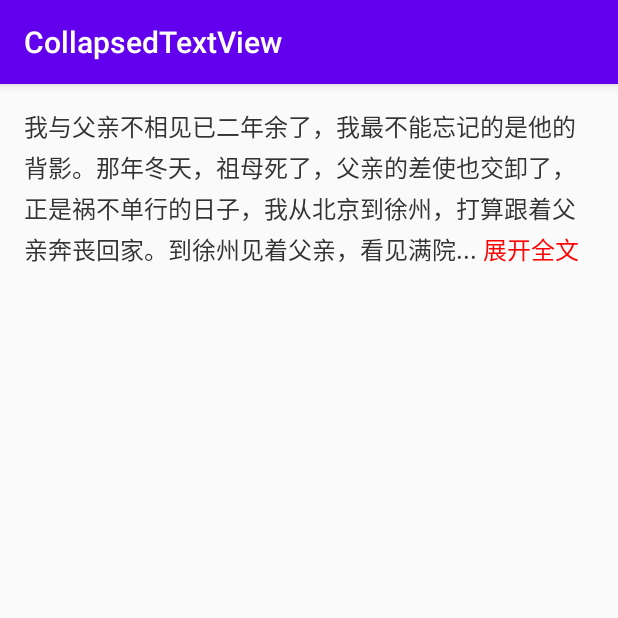
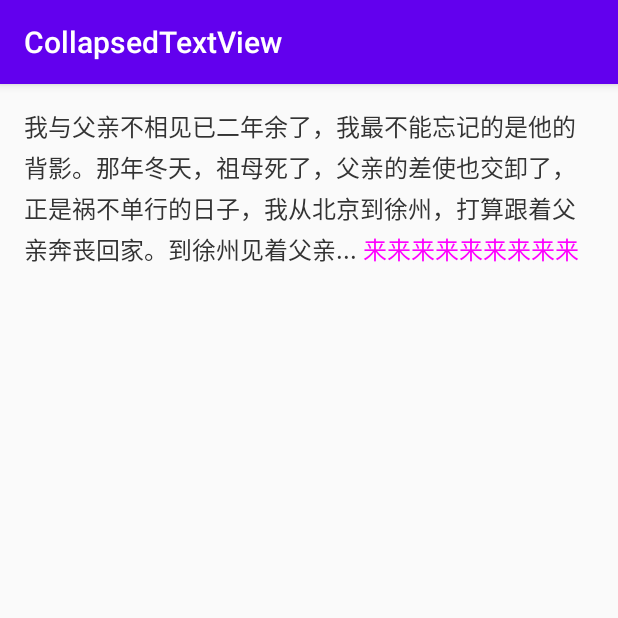
Before and after one commit to ttzt777/Android-SpanText, an Android app: the screen it shows after launch (MainActivity), after a tap on "我与父亲不相见已二年余了，我最不能忘记的是他的背影。那年冬天，祖母死了，父亲的差", on a phone screen of 412 x 824 dp, the top half of it. Run offline under Robolectric (Android 15) with nearby library versions, the phone set to English and light mode, and no system bars.

Commit message:
1.0.0版本发布

```diff
--- a/app/src/main/java/cc/bear3/collapsedtextview/MainActivity.java
+++ b/app/src/main/java/cc/bear3/collapsedtextview/MainActivity.java
@@ -1,19 +1,20 @@
 package cc.bear3.collapsedtextview;
-
-import androidx.appcompat.app.AppCompatActivity;
 
 import android.graphics.Color;
 import android.os.Bundle;
 import android.view.View;
 import android.view.ViewGroup;
 
-import cc.bear3.view.collapsedtextview.ClickableSpanTextView;
+import androidx.appcompat.app.AppCompatActivity;
+
 import cc.bear3.view.collapsedtextview.CollapsedTextView;
 import cc.bear3.view.collapsedtextview.ColorClickableSpan;
 
 public class MainActivity extends AppCompatActivity {
 
     private CollapsedTextView titleTextView;
+
+    private boolean changed = false;
 
     static {
         ColorClickableSpan.Companion.setDefaultTextColor(0xFFFFCE25);
@@ -35,7 +36,15 @@ public class MainActivity extends AppCompatActivity {
         titleTextView.setOnClickListener(new View.OnClickListener() {
             @Override
             public void onClick(View v) {
-                titleTextView.setTextLinkColor(Color.BLACK);
+//                int showWidth = 500;
+//                ViewGroup.LayoutParams params = titleTextView.getLayoutParams();
+//                params.width = showWidth;
+//                titleTextView.setLayoutParams(params);
+//                titleTextView.setShowWidth(showWidth);
+
+                titleTextView.setEndExpandText("来来来来来来来来来");
+
+                titleTextView.setTextLinkColor(Color.MAGENTA);
                 titleTextView.setTextLinkBgColor(Color.CYAN);
             }
         });
--- a/lib/publish.gradle
+++ b/lib/publish.gradle
@@ -5,7 +5,7 @@ apply plugin: 'com.jfrog.bintray'
 def repoDef = "view"
 def groupDef = "cc.bear3.view.collapsedtextview"
 def artifactDef = "collapsedtextview"
-def versionDef = "1.0.0-alpha04"
+def versionDef = "1.0.0"
 def descriptionDef = "Collapsed text view!"
 def urlDef = "https://github.com/ttzt777/Android-CollapsedTextView"
 
--- a/lib/src/main/java/cc/bear3/view/collapsedtextview/ClickableSpanTextView.kt
+++ b/lib/src/main/java/cc/bear3/view/collapsedtextview/ClickableSpanTextView.kt
@@ -64,8 +64,8 @@ open class ClickableSpanTextView @JvmOverloads constructor(
         when (event.action) {
             MotionEvent.ACTION_DOWN -> {
                 // 按下事件
-                var x = event.x
-                var y = event.y
+                var x = event.x.toInt()
+                var y = event.y.toInt()
 
                 x -= totalPaddingLeft
                 y -= totalPaddingTop
@@ -73,12 +73,26 @@ open class ClickableSpanTextView @JvmOverloads constructor(
                 x += scrollX
                 y += scrollY
 
-                val line = layout.getLineForVertical(y.toInt())
-                val off = layout.getOffsetForHorizontal(line, x)
+                val line = layout.getLineForVertical(y)
+                val off = layout.getOffsetForHorizontal(line, x.toFloat())
 
                 // 点击文字后面的空白会导致 off = 文字长度，此时span在文字最后会导致getSpans()判断不准确
                 // 原写法 mClickLinks = buffer.getSpans(off, off, ClickableSpan.class)
-                mClickLinks = if (off < buffer.length) {
+                val needGetSpan = when {
+                    off < buffer.length -> {
+                        true
+                    }
+                    off == buffer.length -> {
+                        // 点击到最后一个半个字符或者后面的空白
+                        val lineWidth = layout.getLineWidth(line)
+                        x <= lineWidth
+                    }
+                    else -> {
+                        false
+                    }
+                }
+
+                mClickLinks = if (needGetSpan) {
                     buffer.getSpans(off, off, ClickableSpan::class.java)
                 } else {
                     emptyArray()
--- a/lib/src/main/java/cc/bear3/view/collapsedtextview/CollapsedTextView.kt
+++ b/lib/src/main/java/cc/bear3/view/collapsedtextview/CollapsedTextView.kt
@@ -140,7 +140,7 @@ class CollapsedTextView @JvmOverloads constructor(
      */
     fun setCollapseEnable(collapseEnable: Boolean) {
         this.collapseEnable = collapseEnable
-        setText(text, bufferType)
+        setText(originalText, bufferType)
     }
 
     /**
@@ -151,7 +151,7 @@ class CollapsedTextView @JvmOverloads constructor(
      */
     fun setExpandEnable(expandEnable: Boolean) {
         this.expandEnable = expandEnable
-        setText(text, bufferType)
+        setText(originalText, bufferType)
     }
 
     /**
@@ -164,7 +164,8 @@ class CollapsedTextView @JvmOverloads constructor(
     fun setEndExpandText(expandText: String?, refresh: Boolean = true) {
         endExpandText = if (TextUtils.isEmpty(expandText)) context.getString(R.string.expand_text) else expandText
         if (refresh) {
-            setText(text, bufferType)
+            resetParams()
+            setText(originalText, bufferType)
         }
     }
 
@@ -178,7 +179,7 @@ class CollapsedTextView @JvmOverloads constructor(
     fun setEndCollapseText(collapseText: String?, refresh: Boolean = true) {
         endCollapseText = if (TextUtils.isEmpty(collapseText)) context.getString(R.string.collapse_text) else collapseText
         if (refresh) {
-            setText(text, bufferType)
+            setText(originalText, bufferType)
         }
     }
 
@@ -189,7 +190,7 @@ class CollapsedTextView @JvmOverloads constructor(
      */
     fun setTextLinkColor(@ColorInt textLinkColor: Int) {
         this.textLinkColor = textLinkColor
-        setText(text, bufferType)
+        setText(originalText, bufferType)
     }
 
     /**
@@ -199,7 +200,7 @@ class CollapsedTextView @JvmOverloads constructor(
      */
     fun setTextLinkBgColor(@ColorInt textLinkBgColor: Int) {
         this.textLinkBgColor = textLinkBgColor
-        setText(text, bufferType)
+        setText(originalText, bufferType)
     }
 
     /**
@@ -225,7 +226,8 @@ class CollapsedTextView @JvmOverloads constructor(
         this.limitLines = targetLimitLines
         this.collapsedLines = targetCollapsedLines
         if (refresh) {
-            setText(text, bufferType)
+            resetParams()
+            setText(originalText, bufferType)
         }
     }
 
@@ -242,7 +244,8 @@ class CollapsedTextView @JvmOverloads constructor(
         }
         this.showWidth = showWidth
         if (refresh) {
-            setText(text, bufferType)
+            resetParams()
+            setText(originalText, bufferType)
         }
     }
 
@@ -259,7 +262,7 @@ class CollapsedTextView @JvmOverloads constructor(
         }
         this.isExpanded = isExpanded
         if (refresh) {
-            setText(text, bufferType)
+            setText(originalText, bufferType)
         }
     }
 
@@ -290,8 +293,7 @@ class CollapsedTextView @JvmOverloads constructor(
         originalText = targetText
 
         // 复位
-        collapsedText = null
-        textLineCount = 0
+        resetParams()
     }
 
     /**
@@ -411,9 +413,7 @@ class CollapsedTextView @JvmOverloads constructor(
                 override fun onClick(widget: View) {
                     isExpanded = !isExpanded
                     setText(originalText, bufferType)
-                    if (listener != null) {
-                        listener!!.onCollapseClick(isExpanded)
-                    }
+                    listener?.onCollapseClick(isExpanded)
                 }
             }
         }
@@ -431,6 +431,10 @@ class CollapsedTextView @JvmOverloads constructor(
         return endTextSpan!!
     }
 
+    private fun resetParams() {
+        collapsedText = null
+        textLineCount = 0
+    }
 
     interface CollapsedTextViewCallback {
         /**
```
